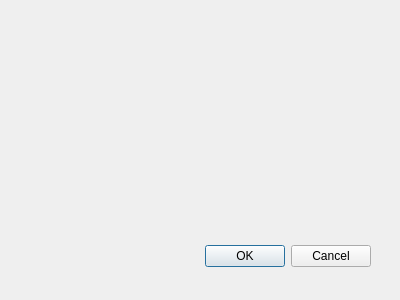
First picture: the form in Forms/formcomplant.ui, repository motherlode-cmd/psyhoQt, before the edit.
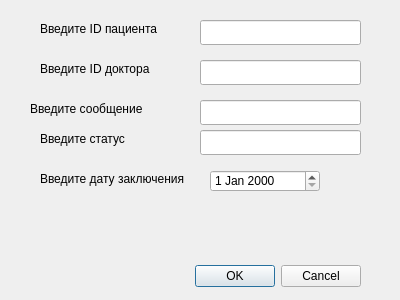
Second picture: the form after the edit.

The edit to the form file:
```diff
--- a/Forms/formcomplant.ui
+++ b/Forms/formcomplant.ui
@@ -16,8 +16,8 @@
   <widget class="QDialogButtonBox" name="buttonBox">
    <property name="geometry">
     <rect>
-     <x>30</x>
-     <y>240</y>
+     <x>20</x>
+     <y>260</y>
      <width>341</width>
      <height>32</height>
     </rect>
@@ -29,6 +29,121 @@
     <set>QDialogButtonBox::StandardButton::Cancel|QDialogButtonBox::StandardButton::Ok</set>
    </property>
   </widget>
+  <widget class="QLineEdit" name="lineEdit_patient_id">
+   <property name="geometry">
+    <rect>
+     <x>200</x>
+     <y>20</y>
+     <width>161</width>
+     <height>25</height>
+    </rect>
+   </property>
+  </widget>
+  <widget class="QLabel" name="label">
+   <property name="geometry">
+    <rect>
+     <x>40</x>
+     <y>20</y>
+     <width>151</width>
+     <height>17</height>
+    </rect>
+   </property>
+   <property name="text">
+    <string>Введите ID пациента</string>
+   </property>
+  </widget>
+  <widget class="QDateEdit" name="dateEdit_end_date">
+   <property name="geometry">
+    <rect>
+     <x>210</x>
+     <y>170</y>
+     <width>110</width>
+     <height>22</height>
+    </rect>
+   </property>
+  </widget>
+  <widget class="QLabel" name="label_4">
+   <property name="geometry">
+    <rect>
+     <x>40</x>
+     <y>170</y>
+     <width>161</width>
+     <height>17</height>
+    </rect>
+   </property>
+   <property name="text">
+    <string>Введите дату заключения</string>
+   </property>
+  </widget>
+  <widget class="QLabel" name="label_2">
+   <property name="geometry">
+    <rect>
+     <x>40</x>
+     <y>60</y>
+     <width>151</width>
+     <height>17</height>
+    </rect>
+   </property>
+   <property name="text">
+    <string>Введите ID доктора</string>
+   </property>
+  </widget>
+  <widget class="QLineEdit" name="lineEdit_doctor_id">
+   <property name="geometry">
+    <rect>
+     <x>200</x>
+     <y>60</y>
+     <width>161</width>
+     <height>25</height>
+    </rect>
+   </property>
+  </widget>
+  <widget class="QLineEdit" name="lineEdit_status">
+   <property name="geometry">
+    <rect>
+     <x>200</x>
+     <y>130</y>
+     <width>161</width>
+     <height>25</height>
+    </rect>
+   </property>
+  </widget>
+  <widget class="QLabel" name="label_3">
+   <property name="geometry">
+    <rect>
+     <x>40</x>
+     <y>130</y>
+     <width>161</width>
+     <height>17</height>
+    </rect>
+   </property>
+   <property name="text">
+    <string>Введите статус </string>
+   </property>
+  </widget>
+  <widget class="QLineEdit" name="lineEdit_complaint_message">
+   <property name="geometry">
+    <rect>
+     <x>200</x>
+     <y>100</y>
+     <width>161</width>
+     <height>25</height>
+    </rect>
+   </property>
+  </widget>
+  <widget class="QLabel" name="label_5">
+   <property name="geometry">
+    <rect>
+     <x>30</x>
+     <y>100</y>
+     <width>161</width>
+     <height>17</height>
+    </rect>
+   </property>
+   <property name="text">
+    <string>Введите сообщение </string>
+   </property>
+  </widget>
  </widget>
  <resources/>
  <connections>
```
